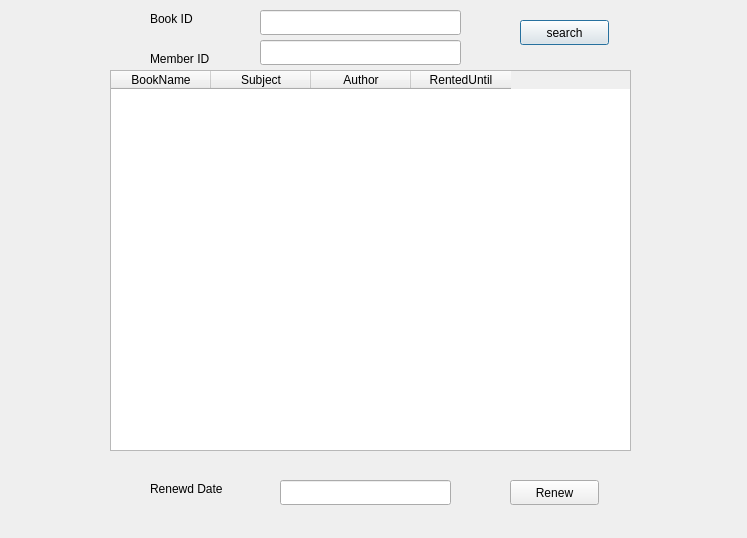
First picture: the form in Login/window_renewbook.ui, repository Nilsae/LibraryManagementSystem, before the edit.
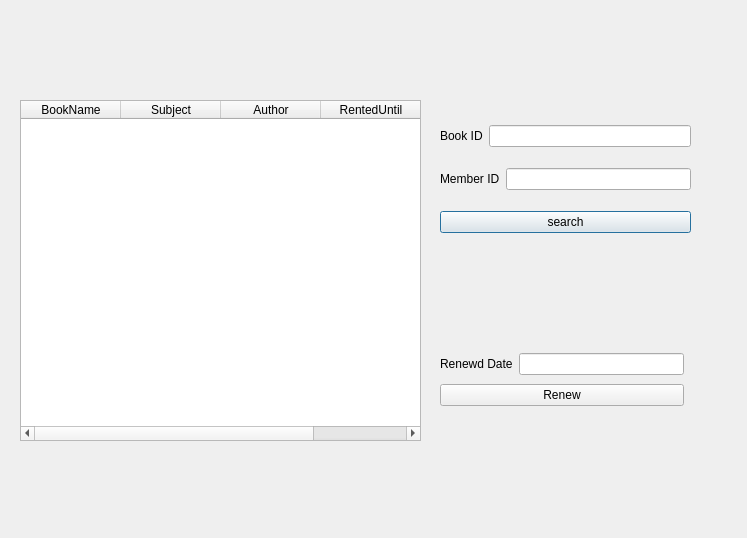
Second picture: the form after the edit.

Commit message: RenewBook layout

What changed in the file:
```diff
--- a/Login/window_renewbook.ui
+++ b/Login/window_renewbook.ui
@@ -13,18 +13,15 @@
   <property name="windowTitle">
    <string>Dialog</string>
   </property>
-  <widget class="QWidget" name="layoutWidget">
-   <property name="geometry">
-    <rect>
-     <x>110</x>
-     <y>70</y>
-     <width>521</width>
-     <height>381</height>
-    </rect>
-   </property>
-   <layout class="QVBoxLayout" name="verticalLayout">
-    <item>
      <widget class="QTableWidget" name="tableWidget_RentedBooks">
+   <property name="geometry">
+    <rect>
+     <x>20</x>
+     <y>100</y>
+     <width>401</width>
+     <height>341</height>
+    </rect>
+   </property>
       <property name="mouseTracking">
        <bool>true</bool>
       </property>
@@ -49,103 +46,85 @@
        </property>
       </column>
      </widget>
-    </item>
-   </layout>
-  </widget>
+  <widget class="QWidget" name="">
+   <property name="geometry">
+    <rect>
+     <x>440</x>
+     <y>110</y>
+     <width>251</width>
+     <height>141</height>
+    </rect>
+   </property>
+   <layout class="QVBoxLayout" name="verticalLayout">
+    <item>
+     <layout class="QHBoxLayout" name="horizontalLayout">
+      <item>
   <widget class="QLabel" name="label">
-   <property name="geometry">
-    <rect>
-     <x>150</x>
-     <y>10</y>
-     <width>67</width>
-     <height>17</height>
-    </rect>
-   </property>
    <property name="text">
     <string>Book ID</string>
    </property>
   </widget>
+      </item>
+      <item>
+       <widget class="QLineEdit" name="lineEdit_BookId"/>
+      </item>
+     </layout>
+    </item>
+    <item>
+     <layout class="QHBoxLayout" name="horizontalLayout_2">
+      <item>
+       <widget class="QLabel" name="label_3">
+        <property name="text">
+         <string>Member ID</string>
+        </property>
+       </widget>
+      </item>
+      <item>
+       <widget class="QLineEdit" name="lineEdit_MemberId"/>
+      </item>
+     </layout>
+    </item>
+    <item>
   <widget class="QPushButton" name="pushButton_search">
-   <property name="geometry">
-    <rect>
-     <x>520</x>
-     <y>20</y>
-     <width>89</width>
-     <height>25</height>
-    </rect>
-   </property>
    <property name="text">
     <string>search</string>
    </property>
   </widget>
-  <widget class="QLineEdit" name="lineEdit_BookId">
-   <property name="geometry">
-    <rect>
-     <x>260</x>
-     <y>10</y>
-     <width>201</width>
-     <height>25</height>
-    </rect>
-   </property>
+    </item>
+   </layout>
   </widget>
-  <widget class="QLineEdit" name="lineEdit_renewdDate">
+  <widget class="QWidget" name="">
    <property name="geometry">
     <rect>
-     <x>280</x>
-     <y>480</y>
-     <width>171</width>
-     <height>25</height>
+     <x>440</x>
+     <y>350</y>
+     <width>244</width>
+     <height>60</height>
     </rect>
    </property>
-  </widget>
+   <layout class="QVBoxLayout" name="verticalLayout_2">
+    <item>
+     <layout class="QHBoxLayout" name="horizontalLayout_3">
+      <item>
   <widget class="QLabel" name="label_2">
-   <property name="geometry">
-    <rect>
-     <x>150</x>
-     <y>480</y>
-     <width>121</width>
-     <height>17</height>
-    </rect>
-   </property>
    <property name="text">
     <string>Renewd Date</string>
    </property>
   </widget>
+      </item>
+      <item>
+       <widget class="QLineEdit" name="lineEdit_renewdDate"/>
+      </item>
+     </layout>
+    </item>
+    <item>
   <widget class="QPushButton" name="pushButton_Renew">
-   <property name="geometry">
-    <rect>
-     <x>510</x>
-     <y>480</y>
-     <width>89</width>
-     <height>25</height>
-    </rect>
-   </property>
    <property name="text">
     <string>Renew</string>
    </property>
   </widget>
-  <widget class="QLabel" name="label_3">
-   <property name="geometry">
-    <rect>
-     <x>150</x>
-     <y>50</y>
-     <width>81</width>
-     <height>17</height>
-    </rect>
-   </property>
-   <property name="text">
-    <string>Member ID</string>
-   </property>
-  </widget>
-  <widget class="QLineEdit" name="lineEdit_MemberId">
-   <property name="geometry">
-    <rect>
-     <x>260</x>
-     <y>40</y>
-     <width>201</width>
-     <height>25</height>
-    </rect>
-   </property>
+    </item>
+   </layout>
   </widget>
  </widget>
  <resources/>
```
Lines whose indentation alone changed are shown as unchanged. The commit also changes 3 other files.
